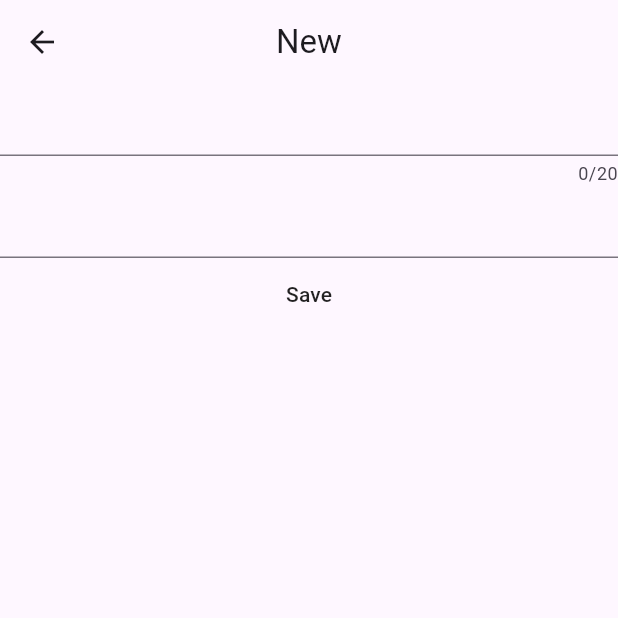
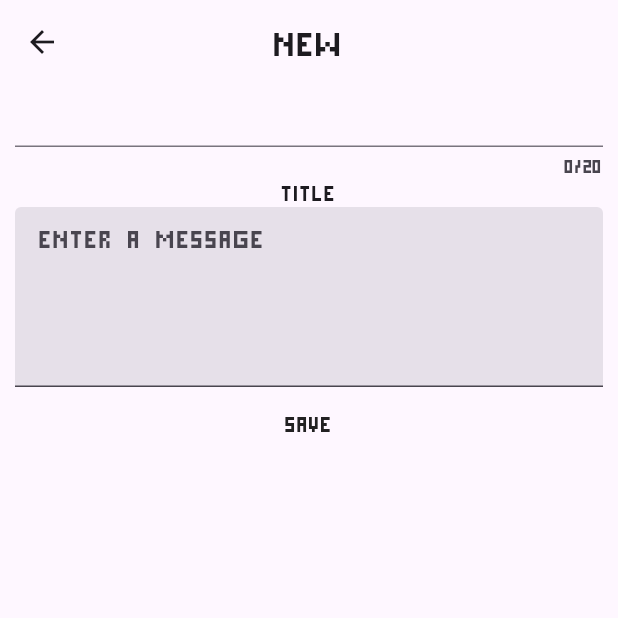
Before and after one commit to GusarovFG/PixelToDo, a Flutter app: the MainScreen screen opened directly, after a tap on the "add" icon, on a phone screen of 412 x 824 dp, the top half of it. Run offline on Flutter 3.47's test engine with Material 3 defaults, Android fonts, the phone set to English and light mode, and no system bars; our stand-ins replace hive, hive_flutter; missing offline and left inert: pixel_border; accounts and stored records are empty.

Commit message:
feat: Установлен дефолтный шрифт для приложения

```diff
--- a/lib/presentation/application.dart
+++ b/lib/presentation/application.dart
@@ -6,9 +6,10 @@ class Application extends StatelessWidget {
 
   @override
   Widget build(BuildContext context) {
-    return const MaterialApp(
+    return MaterialApp(
       debugShowCheckedModeBanner: false,
-      home: MainScreen(),
+      theme: ThemeData(fontFamily: 'pixel'),
+      home: const MainScreen(),
     );
   }
 }
--- a/lib/presentation/detail_screen/detail_screen.dart
+++ b/lib/presentation/detail_screen/detail_screen.dart
@@ -1,4 +1,5 @@
 import 'package:flutter/material.dart';
+import 'package:pixel_border/pixel_border.dart';
 import 'package:todolist/hive_service/hive_service.dart';
 import 'package:todolist/model/item_model.dart';
 
@@ -13,6 +14,8 @@ class DetailScreen extends StatefulWidget {
 }
 
 class _DetailScreenState extends State<DetailScreen> {
+  String mainTitle = '';
+
   final HiveService _hiveService = HiveService();
 
   final TextEditingController titleController = TextEditingController();
@@ -23,6 +26,9 @@ class _DetailScreenState extends State<DetailScreen> {
     if (widget.task != null) {
       titleController.text = widget.task?.title ?? '';
       descriptionController.text = widget.task?.description ?? '';
+      mainTitle = 'Edit';
+    } else {
+      mainTitle = 'New';
     }
 
     super.initState();
@@ -30,19 +36,50 @@ class _DetailScreenState extends State<DetailScreen> {
 
   @override
   Widget build(BuildContext context) {
+    final double widthOfScreen = MediaQuery.sizeOf(context).width;
+
     return Scaffold(
       appBar: AppBar(
-        title: const Text('New'),
+        title: Text(mainTitle),
         centerTitle: true,
       ),
-      body: Column(
+      body: Padding(
+        padding: const EdgeInsets.all(10.0),
+        child: Column(
           children: [
-          TextField(
+            Container(
+              decoration: ShapeDecoration(
+                shape: PixelBorder.solid(
+                    color: Colors.black,
+                    borderRadius: const BorderRadius.all(
+                      Radius.circular(4),
+                    ),
+                    pixelSize: 2),
+              ),
+              child: TextFormField(
+                decoration: InputDecoration(isDense: true),
                 controller: titleController,
                 maxLength: 20,
               ),
-          TextField(
+            ),
+            Column(
+              children: [
+                Text(
+                  'Title',
+                ),
+                SizedBox(
+                  width: widthOfScreen,
+                  height: 120,
+                  child: TextField(
                     controller: descriptionController,
+                    maxLines: null,
+                    expands: true,
+                    keyboardType: TextInputType.multiline,
+                    decoration: InputDecoration(
+                        filled: true, hintText: 'Enter a message'),
+                  ),
+                ),
+              ],
             ),
             MaterialButton(
               onPressed: () {
@@ -61,6 +98,7 @@ class _DetailScreenState extends State<DetailScreen> {
             )
           ],
         ),
+      ),
     );
   }
 }
--- a/lib/presentation/mainScreen/list_screen/list_screen.dart
+++ b/lib/presentation/mainScreen/list_screen/list_screen.dart
@@ -41,11 +41,10 @@ class _ListScreenState extends State<ListScreen> {
                       children: [
                         Text(
                           'DELETE',
-                          style: TextStyle(fontFamily: 'pixel', fontSize: 20),
                         ),
-                        Text('DELETE',
-                            style:
-                                TextStyle(fontFamily: 'pixel', fontSize: 20)),
+                        Text(
+                          'DELETE',
+                        )
                       ],
                     ),
                   ),
--- a/lib/presentation/mainScreen/list_screen/task_list_tile.dart
+++ b/lib/presentation/mainScreen/list_screen/task_list_tile.dart
@@ -35,7 +35,6 @@ class _TaskListTileState extends State<TaskListTile> {
         children: [
           Text(
             widget.task.title,
-            style: const TextStyle(fontFamily: 'pixel', fontSize: 18),
           ),
           Row(
             mainAxisAlignment: MainAxisAlignment.spaceBetween,
--- a/lib/presentation/mainScreen/mainScreen.dart
+++ b/lib/presentation/mainScreen/mainScreen.dart
@@ -12,11 +12,12 @@ class MainScreen extends StatelessWidget {
       appBar: AppBar(
         title: const Text(
           'ToDoList',
-          style: TextStyle(fontFamily: 'pixel'),
         ),
         centerTitle: true,
+        backgroundColor: Colors.transparent,
       ),
-      body: Stack(
+      body: SafeArea(
+        child: Stack(
           children: [
             const ListScreen(),
             Positioned(
@@ -49,6 +50,7 @@ class MainScreen extends StatelessWidget {
                     }))
           ],
         ),
+      ),
     );
   }
 }
--- a/pubspec.yaml
+++ b/pubspec.yaml
@@ -31,6 +31,7 @@ dependencies:
   hive_flutter: ^1.1.0
   path_provider: ^2.1.4
   pixel_border: ^2.0.0-nullsafety.1
+  flutter_moving_background: ^0.0.5
 
 
 
```
Also changed, not shown: pubspec.lock. Lines whose indentation alone changed are shown as unchanged.
